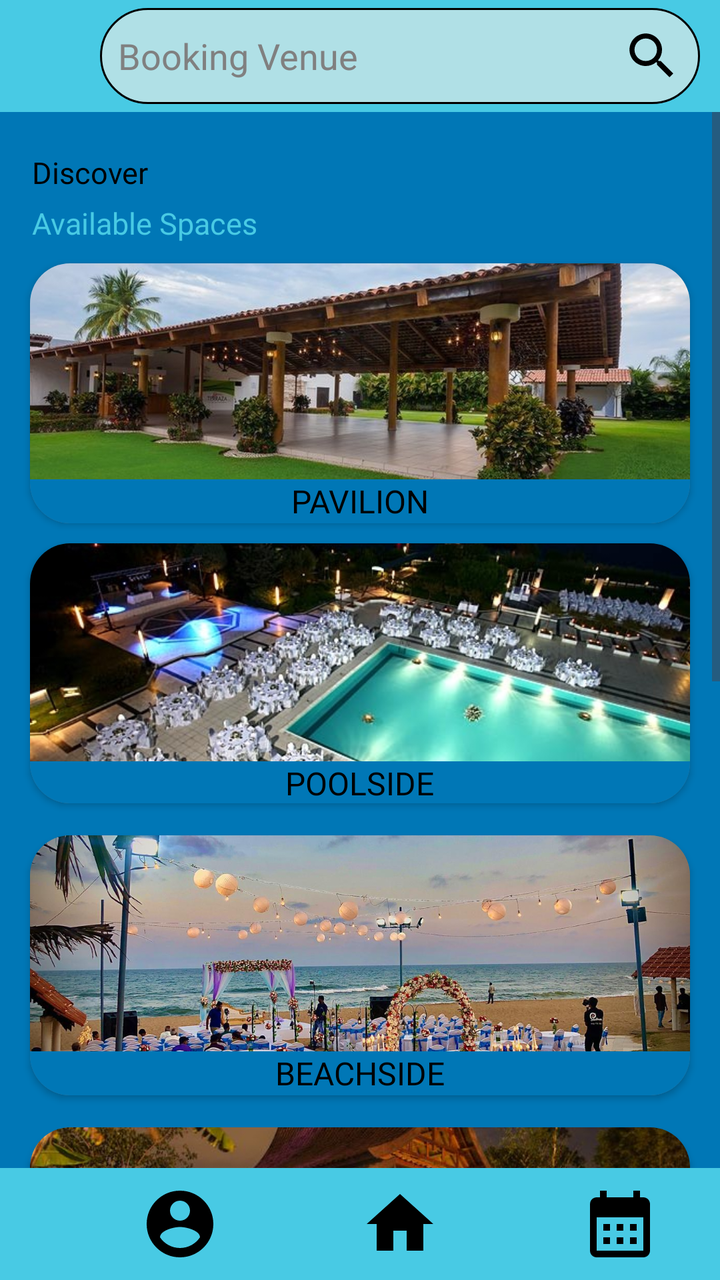
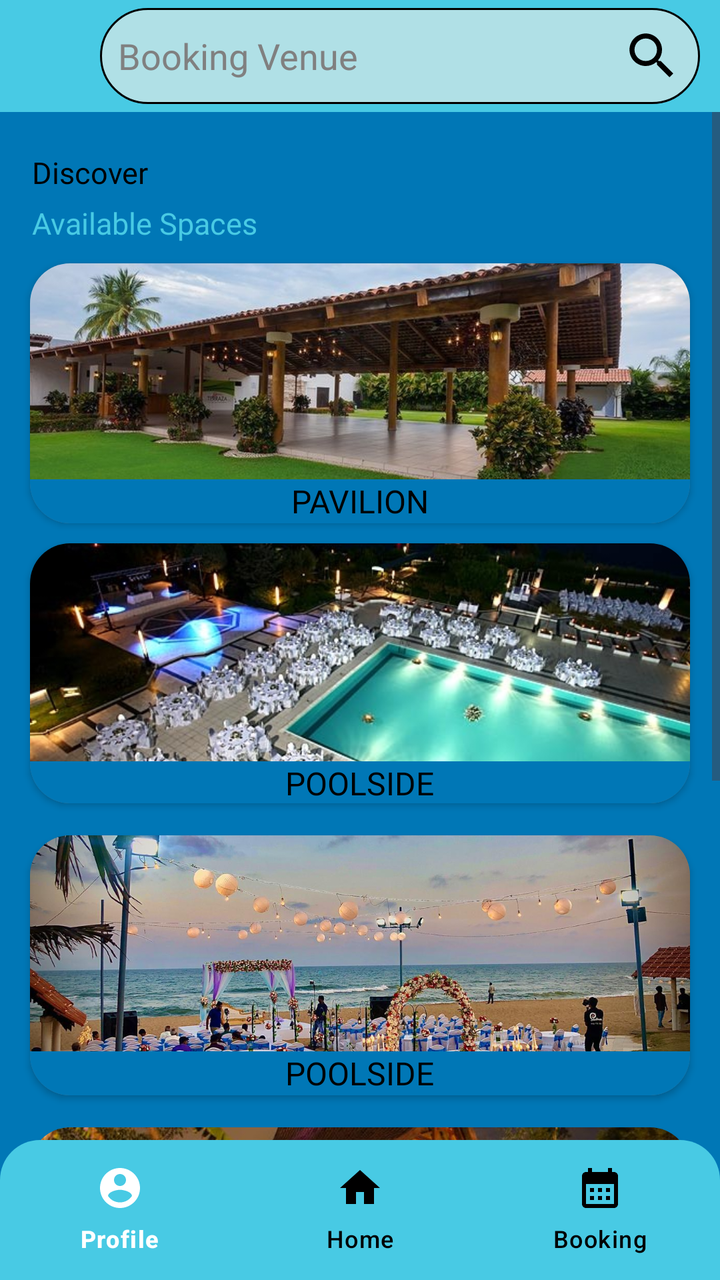

Screens rendered from an Android XML layout before and after an edit, with the pre-edit source and the edit as a unified diff.
<!-- AndroidManifest.xml: application theme Theme.VenueVista -->
<!-- res/layout/activity_home.xml -->
<?xml version="1.0" encoding="utf-8"?>
<RelativeLayout
    xmlns:android="http://schemas.android.com/apk/res/android"
    xmlns:app="http://schemas.android.com/apk/res-auto"
    xmlns:tools="http://schemas.android.com/tools"
    android:layout_width="match_parent"
    android:layout_height="match_parent"
    android:background="@color/blue">

    
    <Toolbar
        android:id="@+id/top_toolbar"
        android:layout_width="match_parent"
        android:layout_height="wrap_content"
        android:background="@color/lightblue"/>

    <ScrollView
        android:id="@+id/scroll_view"
        android:layout_width="match_parent"
        android:layout_height="match_parent"
        android:layout_below="@id/top_toolbar"
        android:layout_above="@id/bottom_toolbar">

        <RelativeLayout
            android:layout_width="match_parent"
            android:layout_height="wrap_content">


            <TextView
                android:id="@+id/home_content"
                android:layout_width="wrap_content"
                android:layout_height="wrap_content"
                android:layout_marginTop="20dp"
                android:layout_marginLeft="16dp"
                android:text="Discover"
                android:textSize="15sp"
                android:fontFamily="@font/righteous_regular"
                android:textColor="@color/black" />

            <TextView
                android:id="@+id/home_discover"
                android:textColor="@color/lightblue"
                android:layout_width="wrap_content"
                android:layout_height="wrap_content"
                android:layout_below="@id/home_content"
                android:layout_marginTop="5dp"
                android:layout_marginLeft="16dp"
                android:text="Available Spaces"
                android:textSize="15sp"
                android:fontFamily="@font/righteous_regular"/>


            
            <androidx.cardview.widget.CardView
                android:id="@+id/box1"
                android:layout_width="350dp"
                android:layout_height="130dp"
                android:layout_below="@id/home_discover"
                android:layout_marginTop="10dp"
                android:layout_marginLeft="30dp"
                app:cardBackgroundColor="@color/grey"
                app:cardCornerRadius="20dp"
                android:layout_centerInParent="true">

                
                <LinearLayout
                    android:layout_width="match_parent"
                    android:layout_height="match_parent"
                    android:background="@color/blue"
                    android:gravity="center"
                    android:orientation="vertical">

                    
                    <ImageView
                        android:id="@+id/image1"
                        android:layout_width="match_parent"
                        android:layout_height="108dp"
                        android:layout_gravity="center"
                        android:clickable="true"
                        android:contentDescription="OUTING"
                        android:focusable="true"
                        android:scaleType="centerCrop"
                        android:src="@drawable/pavilion" />

                    <TextView
                        android:layout_width="wrap_content"
                        android:layout_height="wrap_content"
                        android:fontFamily="@font/bree_serif"
                        android:text="PAVILION"
                        android:textColor="@color/black"
                        android:textSize="16sp" />
                </LinearLayout>
            </androidx.cardview.widget.CardView>


            
            <androidx.cardview.widget.CardView
                android:id="@+id/box2"
                android:layout_width="350dp"
                android:layout_height="130dp"
                android:layout_below="@id/box1"
                android:layout_marginTop="10dp"
                android:layout_marginLeft="30dp"
                app:cardBackgroundColor="@color/grey"
                app:cardCornerRadius="20dp"
                android:layout_centerInParent="true">

                <LinearLayout
                    android:layout_width="match_parent"
                    android:layout_height="match_parent"
                    android:background="@color/blue"
                    android:gravity="center"
                    android:orientation="vertical">

                    <ImageView
                        android:id="@+id/image2"
                        android:layout_width="match_parent"
                        android:layout_height="109dp"
                        android:layout_gravity="center"
                        android:contentDescription="OUTING"
                        android:scaleType="centerCrop"
                        android:src="@drawable/poolside"
                        android:clickable="true"
                        android:focusable="true"/>

                    <TextView
                        android:layout_width="wrap_content"
                        android:layout_height="wrap_content"
                        android:fontFamily="@font/bree_serif"
                        android:text="POOLSIDE"
                        android:textColor="@color/black"
                        android:textSize="16sp" />
                </LinearLayout>
            </androidx.cardview.widget.CardView>

            
            <androidx.cardview.widget.CardView
                android:id="@+id/box3"
                android:layout_width="350dp"
                android:layout_height="130dp"
                android:layout_below="@id/box2"
                android:layout_marginTop="16dp"
                android:layout_marginLeft="30dp"
                app:cardBackgroundColor="@color/grey"
                app:cardCornerRadius="20dp"
                android:layout_centerInParent="true">

                <LinearLayout
                    android:layout_width="match_parent"
                    android:layout_height="match_parent"
                    android:orientation="vertical"
                    android:gravity="center"
                    android:background="@color/blue">

                    <ImageView
                        android:id="@+id/image3"
                        android:layout_width="match_parent"
                        android:layout_height="108dp"
                        android:layout_gravity="center"
                        android:contentDescription="OUTING"
                        android:scaleType="centerCrop"
                        android:src="@drawable/beachside"
                        android:clickable="true"
                        android:focusable="true"/>

                    <TextView
                        android:layout_width="wrap_content"
                        android:layout_height="wrap_content"
                        android:fontFamily="@font/bree_serif"
                        android:text="BEACHSIDE"
                        android:textColor="@color/black"
                        android:textSize="16sp" />
                </LinearLayout>
            </androidx.cardview.widget.CardView>

            
            <androidx.cardview.widget.CardView
                android:id="@+id/box4"
                android:layout_width="350dp"
                android:layout_height="130dp"
                android:layout_below="@id/box3"
                android:layout_marginTop="16dp"
                android:layout_marginLeft="30dp"
                app:cardBackgroundColor="@color/grey"
                app:cardCornerRadius="20dp"
                android:layout_centerInParent="true">

                <LinearLayout
                    android:layout_width="match_parent"
                    android:layout_height="match_parent"
                    android:orientation="vertical"
                    android:gravity="center"
                    android:background="@color/blue">

                    <ImageView
                        android:id="@+id/image4"
                        android:layout_width="match_parent"
                        android:layout_height="108dp"
                        android:layout_gravity="center"
                        android:contentDescription="OUTING"
                        android:scaleType="centerCrop"
                        android:src="@drawable/garden"
                        android:clickable="true"
                        android:focusable="true"/>

                    <TextView
                        android:layout_width="wrap_content"
                        android:layout_height="wrap_content"
                        android:fontFamily="@font/bree_serif"
                        android:text="Garden"
                        android:textColor="@color/black"
                        android:textSize="16sp" />
                </LinearLayout>
            </androidx.cardview.widget.CardView>

            
            <androidx.cardview.widget.CardView
                android:id="@+id/box5"
                android:layout_width="350dp"
                android:layout_height="130dp"
                android:layout_below="@id/box4"
                android:layout_marginTop="16dp"
                android:layout_marginLeft="30dp"
                app:cardBackgroundColor="@color/grey"
                app:cardCornerRadius="20dp"
                android:layout_centerInParent="true">

                <LinearLayout
                    android:layout_width="match_parent"
                    android:layout_height="match_parent"
                    android:orientation="vertical"
                    android:gravity="center"
                    android:background="@color/blue">

                    <ImageView
                        android:id="@+id/image5"
                        android:layout_width="match_parent"
                        android:layout_height="108dp"
                        android:layout_gravity="center"
                        android:contentDescription="OUTING"
                        android:scaleType="centerCrop"
                        android:src="@drawable/cottage"
                        android:clickable="true"
                        android:focusable="true"/>

                    <TextView
                        android:layout_width="wrap_content"
                        android:layout_height="wrap_content"
                        android:fontFamily="@font/bree_serif"
                        android:text="Cottage"
                        android:textColor="@color/black"
                        android:textSize="16sp" />
                </LinearLayout>
            </androidx.cardview.widget.CardView>

            
            <androidx.cardview.widget.CardView
                android:id="@+id/box6"
                android:layout_width="350dp"
                android:layout_height="130dp"
                android:layout_below="@id/box5"
                android:layout_marginTop="16dp"
                android:layout_marginLeft="30dp"
                app:cardBackgroundColor="@color/grey"
                app:cardCornerRadius="20dp"
                android:layout_centerInParent="true">

                <LinearLayout
                    android:layout_width="match_parent"
                    android:layout_height="match_parent"
                    android:background="@color/blue"
                    android:gravity="center"
                    android:orientation="vertical">

                    <ImageView
                        android:id="@+id/image6"
                        android:layout_width="match_parent"
                        android:layout_height="108dp"
                        android:layout_gravity="center"
                        android:clickable="true"
                        android:contentDescription="OUTING"
                        android:focusable="true"
                        android:scaleType="centerCrop"
                        android:src="@drawable/center" />

                    <TextView
                        android:layout_width="wrap_content"
                        android:layout_height="wrap_content"
                        android:fontFamily="@font/bree_serif"
                        android:text="Center"
                        android:textColor="@color/black"
                        android:textSize="16sp" />
                </LinearLayout>
            </androidx.cardview.widget.CardView>

            <View
                android:layout_width="match_parent"
                android:layout_height="50dp"
                android:layout_below="@id/box6" />

        </RelativeLayout>
    </ScrollView>

    
    <Toolbar
        android:id="@+id/bottom_toolbar"
        android:layout_width="match_parent"
        android:layout_height="wrap_content"
        android:layout_alignParentBottom="true"
        android:background="@color/lightblue"
        android:theme="@style/ThemeOverlay.AppCompat.Dark.ActionBar">



        <ImageButton
            android:id="@+id/profile_button"
            android:layout_width="wrap_content"
            android:layout_height="wrap_content"
            android:background="@color/lightblue"
            android:layout_marginLeft="70dp"
            android:src="@drawable/baseline_account_circle_24" />

        <ImageButton
            android:id="@+id/home_icon"
            android:layout_width="wrap_content"
            android:layout_height="wrap_content"
            android:background="@color/lightblue"
            android:layout_marginLeft="70dp"
            android:src="@drawable/baseline_home_24"/>

        <ImageButton
            android:id="@+id/calendar_icon"
            android:layout_width="wrap_content"
            android:layout_height="wrap_content"
            android:background="@color/lightblue"
            android:layout_marginLeft="70dp"
            android:src="@drawable/baseline_calendar_month_24"/>


    </Toolbar>

    
    <EditText
        android:id="@+id/search_bar"
        android:layout_width="300dp"
        android:layout_height="wrap_content"
        android:layout_marginLeft="50dp"
        android:layout_marginTop="4dp"
        android:background="@drawable/rounded_corner2"
        android:drawableEnd="@drawable/baseline_search_24"
        android:hint="Booking Venue"
        android:inputType="text"
        android:padding="9dp"
        android:textColorHint="@color/grey"
        android:textColor="@color/black"
        android:clickable="true"
        android:focusable="true"/>
</RelativeLayout>
<!-- resources referenced by this layout -->
<resources>
  <color name="black">#FF000000</color>
  <color name="blue">#0077B6</color>
  <color name="grey">#808080</color>
  <color name="lightblue">#48CAE4</color>
  <!-- drawable baseline_account_circle_24 (drawable) -->
  <vector xmlns:android="http://schemas.android.com/apk/res/android"
      android:height="40dp"
      android:tint="#000000"
      android:viewportHeight="24"
      android:viewportWidth="24"
      android:width="40dp">
        
      <path android:fillColor="@android:color/white"
          android:pathData="M12,2C6.48,2 2,6.48 2,12s4.48,10 10,10 10,-4.48 10,-10S17.52,2 12,2zM12,5c1.66,0 3,1.34 3,3s-1.34,3 -3,3 -3,-1.34 -3,-3 1.34,-3 3,-3zM12,19.2c-2.5,0 -4.71,-1.28 -6,-3.22 0.03,-1.99 4,-3.08 6,-3.08 1.99,0 5.97,1.09 6,3.08 -1.29,1.94 -3.5,3.22 -6,3.22z"/>
      
  </vector>
  <!-- drawable baseline_calendar_month_24 (drawable) -->
  <vector xmlns:android="http://schemas.android.com/apk/res/android"
      android:height="40dp"
      android:tint="#000000"
      android:viewportHeight="24"
      android:viewportWidth="24"
      android:width="40dp">
        
      <path android:fillColor="@android:color/white" android:pathData="M19,4h-1V2h-2v2H8V2H6v2H5C3.89,4 3.01,4.9 3.01,6L3,20c0,1.1 0.89,2 2,2h14c1.1,0 2,-0.9 2,-2V6C21,4.9 20.1,4 19,4zM19,20H5V10h14V20zM9,14H7v-2h2V14zM13,14h-2v-2h2V14zM17,14h-2v-2h2V14zM9,18H7v-2h2V18zM13,18h-2v-2h2V18zM17,18h-2v-2h2V18z"/>
      
  </vector>
  <!-- drawable baseline_home_24 (drawable) -->
  <vector xmlns:android="http://schemas.android.com/apk/res/android"
      android:height="40dp"
      android:tint="#000000"
      android:viewportHeight="24"
      android:viewportWidth="24"
      android:width="40dp">
        
      <path android:fillColor="@android:color/white" android:pathData="M10,20v-6h4v6h5v-8h3L12,3 2,12h3v8z"/>
      
  </vector>
  <!-- drawable baseline_search_24 (drawable) -->
  <vector xmlns:android="http://schemas.android.com/apk/res/android" android:height="30dp" android:tint="#000000" android:viewportHeight="24" android:viewportWidth="24" android:width="30dp">
        
      <path android:fillColor="@android:color/white" android:pathData="M15.5,14h-0.79l-0.28,-0.27C15.41,12.59 16,11.11 16,9.5 16,5.91 13.09,3 9.5,3S3,5.91 3,9.5 5.91,16 9.5,16c1.61,0 3.09,-0.59 4.23,-1.57l0.27,0.28v0.79l5,4.99L20.49,19l-4.99,-5zM9.5,14C7.01,14 5,11.99 5,9.5S7.01,5 9.5,5 14,7.01 14,9.5 11.99,14 9.5,14z"/>
      
  </vector>
  <!-- drawable beachside: jpeg bitmap (drawable, 201632 bytes) -->
  <!-- drawable center: jpg bitmap (drawable, 192212 bytes) -->
  <!-- drawable cottage: jpeg bitmap (drawable, 82977 bytes) -->
  <!-- drawable garden: jpeg bitmap (drawable, 84170 bytes) -->
  <!-- drawable pavilion: jpeg bitmap (drawable, 64711 bytes) -->
  <!-- drawable poolside: jpeg bitmap (drawable, 103821 bytes) -->
  <!-- drawable rounded_corner2 (drawable) -->
  <?xml version="1.0" encoding="utf-8"?>
  <shape xmlns:android="http://schemas.android.com/apk/res/android">
      <corners android:radius="24dp"/>
      <stroke android:width="1dip"
          android:color="@color/black"/>
      <solid android:color="@color/lightblue2"/>
  
  </shape>
  <style name="Theme.VenueVista" parent="Base.Theme.VenueVista" />
  <color name="lightblue2">#B0E0E6</color>
  <style name="Base.Theme.VenueVista" parent="Theme.Material3.DayNight.NoActionBar">
          
          <item name="colorPrimary">@color/blue</item> 
          <item name="colorButtonNormal">@color/lightblue</item> 
          <item name="colorSecondary">@color/black</item> 
          <item name="colorSecondaryContainer">@color/white</item>
          <item name="buttonIconTint">@color/lighterblue</item> 
      </style>
  <color name="white">#FFFFFFFF</color>
  <color name="lighterblue">#4886E4</color>
</resources>

<!-- the commit's change to res/layout/activity_home.xml (unified diff, before → after) -->
@@ -5,7 +5,8 @@
     xmlns:tools="http://schemas.android.com/tools"
     android:layout_width="match_parent"
     android:layout_height="match_parent"
-    android:background="@color/blue">
+    android:background="@color/blue"
+    tools:context=".HomeActivity">
 
     
     <Toolbar
@@ -18,8 +19,7 @@
         android:id="@+id/scroll_view"
         android:layout_width="match_parent"
         android:layout_height="match_parent"
-        android:layout_below="@id/top_toolbar"
-        android:layout_above="@id/bottom_toolbar">
+        android:layout_below="@id/top_toolbar">
 
         <RelativeLayout
             android:layout_width="match_parent"
@@ -167,7 +167,7 @@
                         android:layout_width="wrap_content"
                         android:layout_height="wrap_content"
                         android:fontFamily="@font/bree_serif"
-                        android:text="BEACHSIDE"
+                        android:text="POOLSIDE"
                         android:textColor="@color/black"
                         android:textSize="16sp" />
                 </LinearLayout>
@@ -295,49 +295,23 @@
 
             <View
                 android:layout_width="match_parent"
-                android:layout_height="50dp"
+                android:layout_height="90dp"
                 android:layout_below="@id/box6" />
 
         </RelativeLayout>
     </ScrollView>
 
-    
-    <Toolbar
-        android:id="@+id/bottom_toolbar"
+    <com.google.android.material.bottomnavigation.BottomNavigationView
+        android:id="@+id/bottomNavigationView"
         android:layout_width="match_parent"
-        android:layout_height="wrap_content"
+        android:layout_height="70dp"
         android:layout_alignParentBottom="true"
-        android:background="@color/lightblue"
-        android:theme="@style/ThemeOverlay.AppCompat.Dark.ActionBar">
-
-
-
-        <ImageButton
-            android:id="@+id/profile_button"
-            android:layout_width="wrap_content"
-            android:layout_height="wrap_content"
-            android:background="@color/lightblue"
-            android:layout_marginLeft="70dp"
-            android:src="@drawable/baseline_account_circle_24" />
-
-        <ImageButton
-            android:id="@+id/home_icon"
-            android:layout_width="wrap_content"
-            android:layout_height="wrap_content"
-            android:background="@color/lightblue"
-            android:layout_marginLeft="70dp"
-            android:src="@drawable/baseline_home_24"/>
-
-        <ImageButton
-            android:id="@+id/calendar_icon"
-            android:layout_width="wrap_content"
-            android:layout_height="wrap_content"
-            android:background="@color/lightblue"
-            android:layout_marginLeft="70dp"
-            android:src="@drawable/baseline_calendar_month_24"/>
-
-
-    </Toolbar>
+        android:background="@drawable/btm_navbar"
+        app:menu="@menu/navigation_items"
+        app:itemIconTint="@color/icons_color"
+        app:itemTextColor="@drawable/btm_text"/>
+
+
 
     
     <EditText
<!-- resource entries referenced after the edit -->
@@ -4,40 +4,6 @@
   <color name="blue">#0077B6</color>
   <color name="grey">#808080</color>
   <color name="lightblue">#48CAE4</color>
-  <!-- drawable baseline_account_circle_24 (drawable) -->
-  <vector xmlns:android="http://schemas.android.com/apk/res/android"
-      android:height="40dp"
-      android:tint="#000000"
-      android:viewportHeight="24"
-      android:viewportWidth="24"
-      android:width="40dp">
-        
-      <path android:fillColor="@android:color/white"
-          android:pathData="M12,2C6.48,2 2,6.48 2,12s4.48,10 10,10 10,-4.48 10,-10S17.52,2 12,2zM12,5c1.66,0 3,1.34 3,3s-1.34,3 -3,3 -3,-1.34 -3,-3 1.34,-3 3,-3zM12,19.2c-2.5,0 -4.71,-1.28 -6,-3.22 0.03,-1.99 4,-3.08 6,-3.08 1.99,0 5.97,1.09 6,3.08 -1.29,1.94 -3.5,3.22 -6,3.22z"/>
-      
-  </vector>
-  <!-- drawable baseline_calendar_month_24 (drawable) -->
-  <vector xmlns:android="http://schemas.android.com/apk/res/android"
-      android:height="40dp"
-      android:tint="#000000"
-      android:viewportHeight="24"
-      android:viewportWidth="24"
-      android:width="40dp">
-        
-      <path android:fillColor="@android:color/white" android:pathData="M19,4h-1V2h-2v2H8V2H6v2H5C3.89,4 3.01,4.9 3.01,6L3,20c0,1.1 0.89,2 2,2h14c1.1,0 2,-0.9 2,-2V6C21,4.9 20.1,4 19,4zM19,20H5V10h14V20zM9,14H7v-2h2V14zM13,14h-2v-2h2V14zM17,14h-2v-2h2V14zM9,18H7v-2h2V18zM13,18h-2v-2h2V18zM17,18h-2v-2h2V18z"/>
-      
-  </vector>
-  <!-- drawable baseline_home_24 (drawable) -->
-  <vector xmlns:android="http://schemas.android.com/apk/res/android"
-      android:height="40dp"
-      android:tint="#000000"
-      android:viewportHeight="24"
-      android:viewportWidth="24"
-      android:width="40dp">
-        
-      <path android:fillColor="@android:color/white" android:pathData="M10,20v-6h4v6h5v-8h3L12,3 2,12h3v8z"/>
-      
-  </vector>
   <!-- drawable baseline_search_24 (drawable) -->
   <vector xmlns:android="http://schemas.android.com/apk/res/android" android:height="30dp" android:tint="#000000" android:viewportHeight="24" android:viewportWidth="24" android:width="30dp">
         
@@ -45,6 +11,31 @@
       
   </vector>
   <!-- drawable beachside: jpeg bitmap (drawable, 201632 bytes) -->
+  <!-- drawable btm_navbar (drawable) -->
+  <?xml version="1.0" encoding="utf-8"?>
+  <shape xmlns:android="http://schemas.android.com/apk/res/android">
+  
+      <solid android:color="@color/lightblue"/>
+      <corners
+          android:radius="0dp"
+          android:topLeftRadius="20dp"
+          android:topRightRadius="20dp"/>
+  
+  </shape>
+  <!-- drawable btm_text (drawable) -->
+  <?xml version="1.0" encoding="utf-8"?>
+  <selector xmlns:android="http://schemas.android.com/apk/res/android">
+  
+      <item
+          android:state_checked="true"
+          android:color="@color/white"/>
+  
+      <item
+          android:state_checked="false"
+          android:color="@color/black"/>
+  
+  
+  </selector>
   <!-- drawable center: jpg bitmap (drawable, 192212 bytes) -->
   <!-- drawable cottage: jpeg bitmap (drawable, 82977 bytes) -->
   <!-- drawable garden: jpeg bitmap (drawable, 84170 bytes) -->
